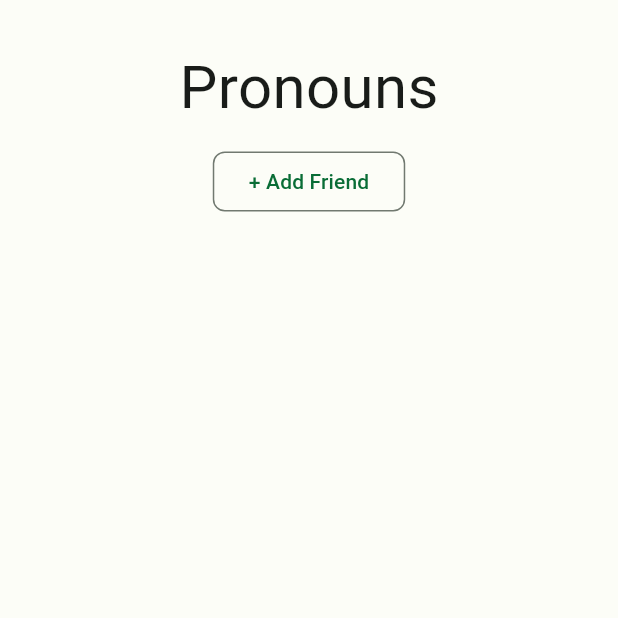
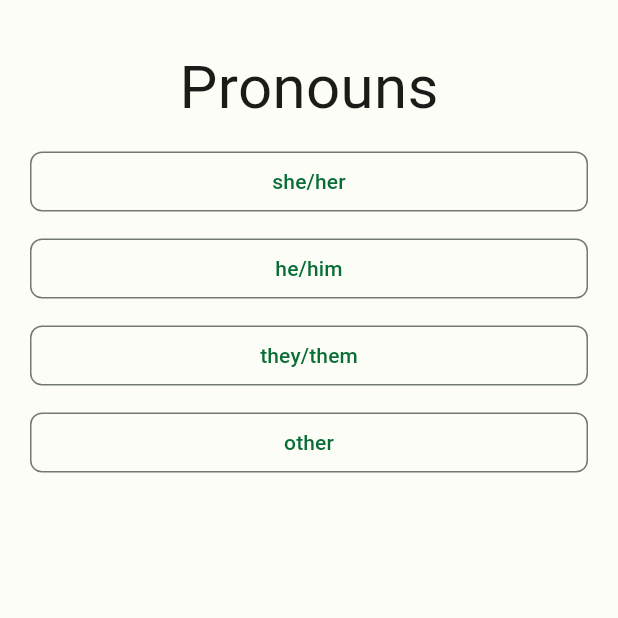
Before and after one commit to CherylZ4/LifeLens, a Flutter app: the screen it shows after launch, on a phone screen of 412 x 824 dp, the top half of it. Run offline on Flutter 3.47's test engine with Material 3 defaults, Android fonts, the phone set to English and light mode, and no system bars.

Commit message:
change layout

```diff
--- a/frontend/lib/main.dart
+++ b/frontend/lib/main.dart
@@ -2,6 +2,7 @@ import 'package:flutter/material.dart';
 import 'color_schemes.g.dart';
 import 'package:lifelens/states/homescreen.dart';
 import 'package:lifelens/states/pronounscreen.dart';
+import 'package:lifelens/states/test.dart';
 
 void main() {
   runApp(const MyApp());
@@ -22,6 +23,7 @@ class MyApp extends StatelessWidget {
       // ),
       home: const PronounScreen(
       ),
+      // home: MyWidget(),
     );
   }
 }
--- a/frontend/lib/states/pronounscreen.dart
+++ b/frontend/lib/states/pronounscreen.dart
@@ -8,6 +8,7 @@ class PronounScreen extends StatefulWidget {
 }
 
 class _PronounScreenState extends State<PronounScreen> {
+  bool showWidget = false;
   @override
   Widget build(BuildContext context) {
     return Scaffold(
@@ -27,7 +28,7 @@ class _PronounScreenState extends State<PronounScreen> {
               ],),
             SizedBox(height: 10),
               Row(mainAxisAlignment: MainAxisAlignment.center, children: <Widget> [
-              OutlinedButton(
+                Expanded(child: OutlinedButton(
                           style: ButtonStyle(
                             shape: MaterialStateProperty.all<OutlinedBorder>(
                               RoundedRectangleBorder(
@@ -38,8 +39,87 @@ class _PronounScreenState extends State<PronounScreen> {
                           onPressed: () {
                             print("CLICKED");
                           },
-                        child: const Text('+ Add Friend')),
-            ],)
+                          child: const Text('she/her')),
+                )
+              ],
+            ),
+          SizedBox(height: 10),
+          Row(mainAxisAlignment: MainAxisAlignment.center, children: <Widget> [
+                Expanded(child: OutlinedButton(
+                          style: ButtonStyle(
+                            shape: MaterialStateProperty.all<OutlinedBorder>(
+                              RoundedRectangleBorder(
+                                borderRadius: BorderRadius.circular(8.0),
+                              ),
+                            ),
+                          ),
+                          onPressed: () {
+                            print("CLICKED");
+                          },
+                          child: const Text('he/him')),
+                )
+              ],
+            ),
+          SizedBox(height: 10),
+          Row(mainAxisAlignment: MainAxisAlignment.center, children: <Widget> [
+                Expanded(child: OutlinedButton(
+                          style: ButtonStyle(
+                            shape: MaterialStateProperty.all<OutlinedBorder>(
+                              RoundedRectangleBorder(
+                                borderRadius: BorderRadius.circular(8.0),
+                              ),
+                            ),
+                          ),
+                          onPressed: () {
+                            print("CLICKED");
+                          },
+                          child: const Text('they/them')),
+                )
+              ],
+            ),
+          SizedBox(height: 10),
+          Row(mainAxisAlignment: MainAxisAlignment.center, children: <Widget> [
+                Expanded(child: OutlinedButton(
+                          style: ButtonStyle(
+                            shape: MaterialStateProperty.all<OutlinedBorder>(
+                              RoundedRectangleBorder(
+                                borderRadius: BorderRadius.circular(8.0),
+                              ),
+                            ),
+                          ),
+                          onPressed: () {
+                            setState(() {
+                              showWidget = !showWidget;
+                            });
+                          },
+                          child: const Text('other')),
+                )
+              ],
+            ),
+          showWidget
+            ? Row(
+                mainAxisAlignment: MainAxisAlignment.center,
+                children: [
+                  OutlinedButton(
+                    onPressed: () {},
+                    child:
+                      Row(mainAxisAlignment: MainAxisAlignment.center, children: <Widget> [
+
+                          OutlinedButton(
+                                style: ButtonStyle(
+                                  shape: MaterialStateProperty.all<OutlinedBorder>(
+                                    RoundedRectangleBorder(
+                                      borderRadius: BorderRadius.circular(8.0),
+                                    ),
+                                  ),
+                                ),
+                                onPressed: () {},
+                                child: const Text('fgrnjkens')),
+                      ])
+                  ),
+                ],
+              )
+            : Container(),
         ],)
       )
     ));
```
Lines whose indentation alone changed are shown as unchanged.
